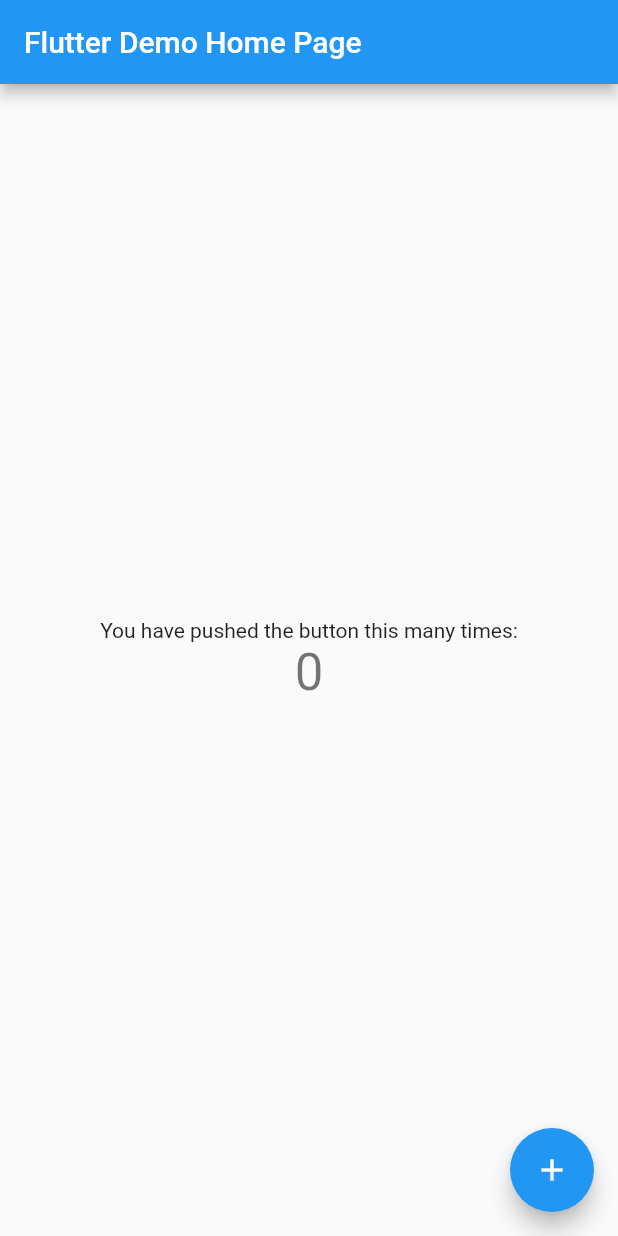
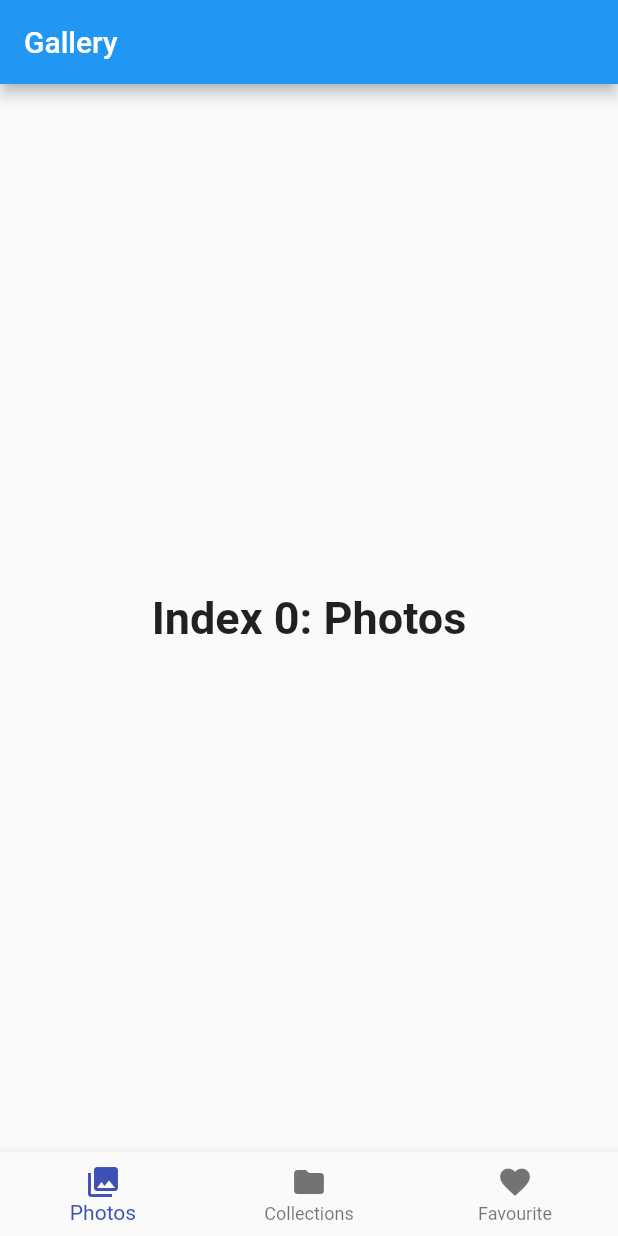
Before and after one commit to onkarnirhali/gallery_app, a Flutter app: the screen it shows after launch, on a phone screen of 412 x 824 dp. Run offline on Flutter 3.47's test engine with Material 2 defaults, Android fonts, the phone set to English and light mode, and no system bars.

```diff
--- a/lib/main.dart
+++ b/lib/main.dart
@@ -1,117 +1,82 @@
 import 'package:flutter/material.dart';
 
-void main() {
-  runApp(MyApp());
-}
+void main() => runApp(MyApp());
 
+/// This is the main application widget.
 class MyApp extends StatelessWidget {
-  // This widget is the root of your application.
+  static const String _title = 'Flutter Code Sample';
+
   @override
   Widget build(BuildContext context) {
     return MaterialApp(
-      title: 'Flutter Demo',
-      theme: ThemeData(
-        // This is the theme of your application.
-        //
-        // Try running your application with "flutter run". You'll see the
-        // application has a blue toolbar. Then, without quitting the app, try
-        // changing the primarySwatch below to Colors.green and then invoke
-        // "hot reload" (press "r" in the console where you ran "flutter run",
-        // or simply save your changes to "hot reload" in a Flutter IDE).
-        // Notice that the counter didn't reset back to zero; the application
-        // is not restarted.
-        primarySwatch: Colors.blue,
-        // This makes the visual density adapt to the platform that you run
-        // the app on. For desktop platforms, the controls will be smaller and
-        // closer together (more dense) than on mobile platforms.
-        visualDensity: VisualDensity.adaptivePlatformDensity,
-      ),
-      home: MyHomePage(title: 'Flutter Demo Home Page'),
+      title: _title,
+      home: MyStatefulWidget(),
     );
   }
 }
 
-class MyHomePage extends StatefulWidget {
-  MyHomePage({Key key, this.title}) : super(key: key);
-
-  // This widget is the home page of your application. It is stateful, meaning
-  // that it has a State object (defined below) that contains fields that affect
-  // how it looks.
-
-  // This class is the configuration for the state. It holds the values (in this
-  // case the title) provided by the parent (in this case the App widget) and
-  // used by the build method of the State. Fields in a Widget subclass are
-  // always marked "final".
-
-  final String title;
+/// This is the stateful widget that the main application instantiates.
+class MyStatefulWidget extends StatefulWidget {
+  MyStatefulWidget({Key key}) : super(key: key);
 
   @override
-  _MyHomePageState createState() => _MyHomePageState();
+  _MyStatefulWidgetState createState() => _MyStatefulWidgetState();
 }
 
-class _MyHomePageState extends State<MyHomePage> {
-  int _counter = 0;
+/// This is the private State class that goes with MyStatefulWidget.
+class _MyStatefulWidgetState extends State<MyStatefulWidget> {
+  int _selectedIndex = 0;
+  static const TextStyle optionStyle =
+  TextStyle(fontSize: 30, fontWeight: FontWeight.bold);
+  static const List<Widget> _widgetOptions = <Widget>[
+    Text(
+      'Index 0: Photos',
+      style: optionStyle,
+    ),
+    Text(
+      'Index 1: Collections',
+      style: optionStyle,
+    ),
+    Text(
+      'Index 2: Favourite',
+      style: optionStyle,
+    ),
+  ];
 
-  void _incrementCounter() {
+  void _onItemTapped(int index) {
     setState(() {
-      // This call to setState tells the Flutter framework that something has
-      // changed in this State, which causes it to rerun the build method below
-      // so that the display can reflect the updated values. If we changed
-      // _counter without calling setState(), then the build method would not be
-      // called again, and so nothing would appear to happen.
-      _counter++;
+      _selectedIndex = index;
     });
   }
 
   @override
   Widget build(BuildContext context) {
-    // This method is rerun every time setState is called, for instance as done
-    // by the _incrementCounter method above.
-    //
-    // The Flutter framework has been optimized to make rerunning build methods
-    // fast, so that you can just rebuild anything that needs updating rather
-    // than having to individually change instances of widgets.
     return Scaffold(
       appBar: AppBar(
-        // Here we take the value from the MyHomePage object that was created by
-        // the App.build method, and use it to set our appbar title.
-        title: Text(widget.title),
+        title: const Text('Gallery'),
       ),
       body: Center(
-        // Center is a layout widget. It takes a single child and positions it
-        // in the middle of the parent.
-        child: Column(
-          // Column is also a layout widget. It takes a list of children and
-          // arranges them vertically. By default, it sizes itself to fit its
-          // children horizontally, and tries to be as tall as its parent.
-          //
-          // Invoke "debug painting" (press "p" in the console, choose the
-          // "Toggle Debug Paint" action from the Flutter Inspector in Android
-          // Studio, or the "Toggle Debug Paint" command in Visual Studio Code)
-          // to see the wireframe for each widget.
-          //
-          // Column has various properties to control how it sizes itself and
-          // how it positions its children. Here we use mainAxisAlignment to
-          // center the children vertically; the main axis here is the vertical
-          // axis because Columns are vertical (the cross axis would be
-          // horizontal).
-          mainAxisAlignment: MainAxisAlignment.center,
-          children: <Widget>[
-            Text(
-              'You have pushed the button this many times:',
-            ),
-            Text(
-              '$_counter',
-              style: Theme.of(context).textTheme.headline4,
-            ),
-          ],
-        ),
+        child: _widgetOptions.elementAt(_selectedIndex),
       ),
-      floatingActionButton: FloatingActionButton(
-        onPressed: _incrementCounter,
-        tooltip: 'Increment',
-        child: Icon(Icons.add),
-      ), // This trailing comma makes auto-formatting nicer for build methods.
+      bottomNavigationBar: BottomNavigationBar(
+        items: const <BottomNavigationBarItem>[
+          BottomNavigationBarItem(
+            icon: Icon(Icons.photo_library),
+            label: 'Photos',
+          ),
+          BottomNavigationBarItem(
+            icon: Icon(Icons.folder),
+            label: 'Collections',
+          ),
+          BottomNavigationBarItem(
+            icon: Icon(Icons.favorite),
+            label: 'Favourite',
+          ),
+        ],
+        currentIndex: _selectedIndex,
+        selectedItemColor: Colors.indigo,
+        onTap: _onItemTapped,
+      ),
     );
   }
 }
```
Also changed, not shown: 1 other file.
